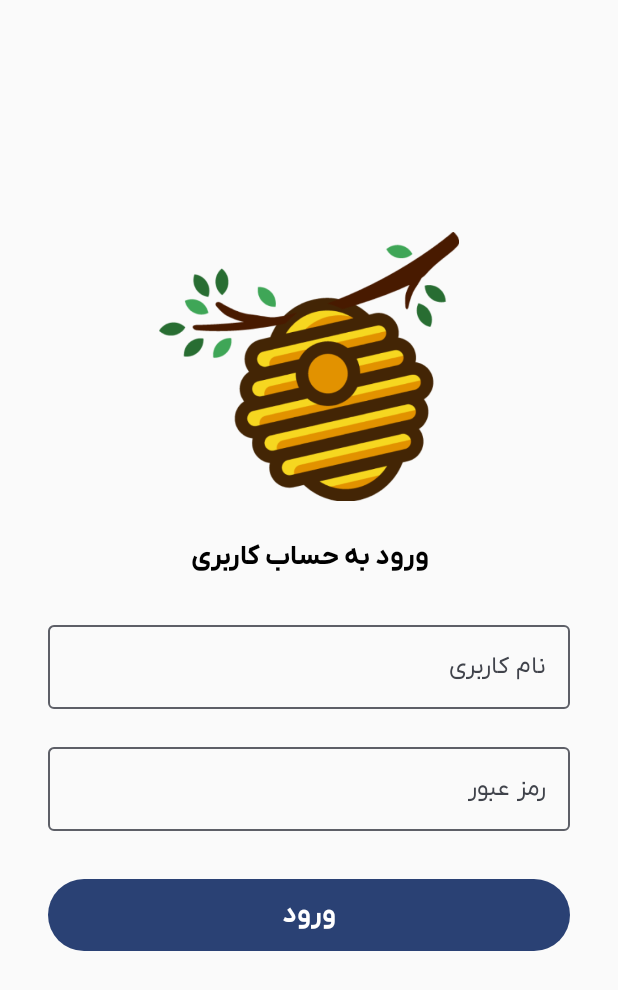
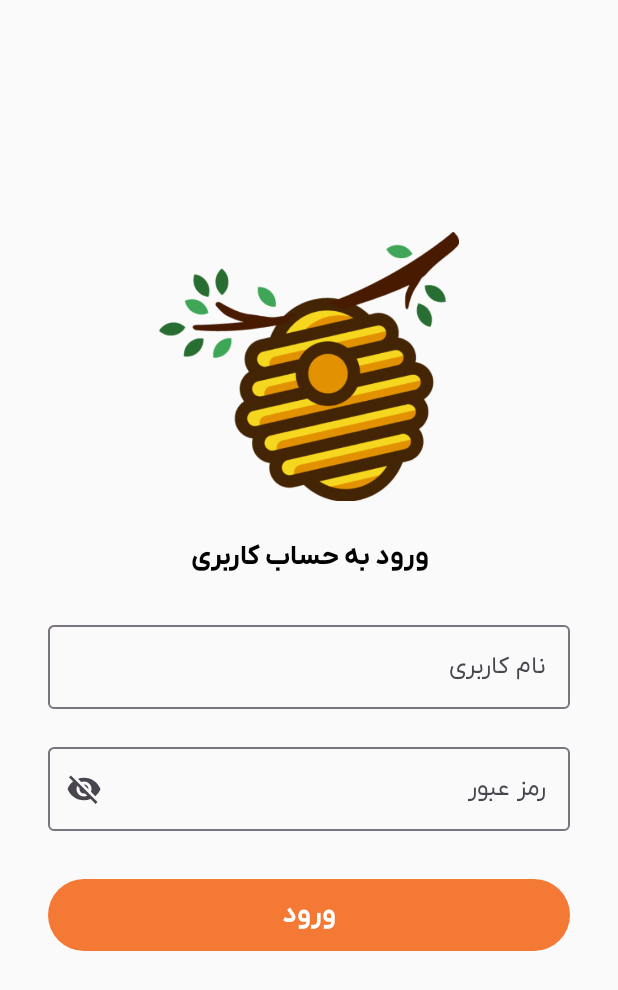
Before and after one commit to Fateme-Aghababaei/ToDoListApp, an Android app built with Jetpack Compose: the screen it shows after launch (MainActivity), on a phone screen of 412 x 824 dp. Shown: the top 990 px of the screen. Run offline under Robolectric (Android 15) with nearby library versions, the light colour scheme and no system bars.

Commit message:
Login screen modified
- Login screen modified (password field)
- color scheme updated

```diff
--- a/TodolistApp/app/build.gradle.kts
+++ b/TodolistApp/app/build.gradle.kts
@@ -75,4 +75,8 @@ dependencies {
     implementation("com.squareup.retrofit2:retrofit:2.9.0")
     implementation("com.squareup.retrofit2:converter-gson:2.9.0")
 
+    implementation("androidx.compose.material:material:1.6.7")
+
+    implementation("androidx.compose.material:material-icons-extended:1.6.7")
+
 }
--- a/TodolistApp/app/src/main/java/com/example/todolist/screens/LoginScreen.kt
+++ b/TodolistApp/app/src/main/java/com/example/todolist/screens/LoginScreen.kt
@@ -10,8 +10,15 @@ import androidx.compose.foundation.layout.fillMaxWidth
 import androidx.compose.foundation.layout.height
 import androidx.compose.foundation.layout.padding
 import androidx.compose.foundation.layout.size
+import androidx.compose.foundation.text.KeyboardOptions
+import androidx.compose.material.icons.Icons
 import androidx.compose.material3.Button
+import androidx.compose.material3.ButtonDefaults
+import androidx.compose.material.icons.filled.Visibility
+import androidx.compose.material.icons.filled.VisibilityOff
 import androidx.compose.material3.Divider
+import androidx.compose.material3.Icon
+import androidx.compose.material3.IconButton
 import androidx.compose.material3.MaterialTheme
 import androidx.compose.material3.OutlinedTextField
 import androidx.compose.material3.Text
@@ -20,6 +27,7 @@ import androidx.compose.runtime.CompositionLocalProvider
 import androidx.compose.runtime.getValue
 import androidx.compose.runtime.mutableStateOf
 import androidx.compose.runtime.remember
+import androidx.compose.runtime.saveable.rememberSaveable
 import androidx.compose.runtime.setValue
 import androidx.compose.ui.Alignment
 import androidx.compose.ui.Modifier
@@ -27,6 +35,9 @@ import androidx.compose.ui.platform.LocalLayoutDirection
 import androidx.compose.ui.res.painterResource
 import androidx.compose.ui.text.TextStyle
 import androidx.compose.ui.text.font.FontWeight
+import androidx.compose.ui.text.input.KeyboardType
+import androidx.compose.ui.text.input.PasswordVisualTransformation
+import androidx.compose.ui.text.input.VisualTransformation
 import androidx.compose.ui.text.style.TextDirection
 import androidx.compose.ui.tooling.preview.Preview
 import androidx.compose.ui.unit.LayoutDirection
@@ -38,6 +49,7 @@ import com.example.todolist.ui.theme.ToDoListTheme
 fun LoginScreen(modifier: Modifier = Modifier) {
     var username by remember { mutableStateOf("") }
     var password by remember { mutableStateOf("") }
+    var passwordVisible by rememberSaveable { mutableStateOf(false) }
 
     CompositionLocalProvider(LocalLayoutDirection provides LayoutDirection.Rtl) {
         Column(
@@ -66,15 +78,14 @@ fun LoginScreen(modifier: Modifier = Modifier) {
                 // Spacer(modifier = Modifier.padding(16.dp))
             }
 
-            Column (
-                modifier = Modifier.padding(16.dp)
-            ) {
+            Column (modifier = Modifier.padding(16.dp)) {
                 OutlinedTextField(
                     value = username,
                     onValueChange = { username = it },
                     label = { Text("نام کاربری") },
                     singleLine = true,
                     modifier = Modifier.padding(16.dp, 8.dp).fillMaxWidth(),
+                    textStyle = TextStyle(textDirection = TextDirection.ContentOrLtr)
                 )
 
 
@@ -84,7 +95,21 @@ fun LoginScreen(modifier: Modifier = Modifier) {
                     label = { Text("رمز عبور") },
                     singleLine = true,
                     modifier = Modifier.padding(16.dp, 8.dp).fillMaxWidth(),
-                    textStyle = TextStyle(textDirection = TextDirection.ContentOrLtr)
+                    textStyle = TextStyle(textDirection = TextDirection.ContentOrLtr),
+                    visualTransformation = if (passwordVisible) VisualTransformation.None else PasswordVisualTransformation(),
+                    keyboardOptions = KeyboardOptions(keyboardType = KeyboardType.Password),
+                    trailingIcon = {
+                        val image = if (passwordVisible)
+                            Icons.Filled.Visibility
+                        else Icons.Filled.VisibilityOff
+
+                        // Please provide localized description for accessibility services
+                        val description = if (passwordVisible) "Hide password" else "Show password"
+
+                        IconButton(onClick = {passwordVisible = !passwordVisible}){
+                            Icon(imageVector  = image, description)
+                        }
+                    }
                 )
             }
 
@@ -94,7 +119,11 @@ fun LoginScreen(modifier: Modifier = Modifier) {
                         .fillMaxWidth()
                         .padding(32.dp, 8.dp)
                         .height(48.dp),
-                    onClick = { /*TODO*/ }
+                    onClick = { /*TODO*/ },
+                    colors = ButtonDefaults.buttonColors(
+                        containerColor = MaterialTheme.colorScheme.primary,
+                        contentColor = MaterialTheme.colorScheme.onPrimary
+                    )
                 ) {
                     Text(
                         text = "ورود",
--- a/TodolistApp/app/src/main/java/com/example/todolist/ui/theme/Color.kt
+++ b/TodolistApp/app/src/main/java/com/example/todolist/ui/theme/Color.kt
@@ -2,10 +2,10 @@ package com.example.todolist.ui.theme
 
 import androidx.compose.ui.graphics.Color
 
-val Purple80 = Color(0xFFD0BCFF)
-val PurpleGrey80 = Color(0xFFCCC2DC)
-val Pink80 = Color(0xFFEFB8C8)
+val Orange80 = Color(0xFFA0522D)
+val Green80 = Color(0xFF2E8B57)
+val Yellow80 = Color(0xFFDAA520 )
 
-val Purple40 = Color(0xFF6650a4)
-val PurpleGrey40 = Color(0xFF625b71)
-val Pink40 = Color(0xFF7D5260)
+val Orange40 = Color(0xFFF47935)
+val Green40 = Color(0xFF3FA657)
+val Yellow40 = Color(0xFFFACD09)
--- a/TodolistApp/app/src/main/java/com/example/todolist/ui/theme/Theme.kt
+++ b/TodolistApp/app/src/main/java/com/example/todolist/ui/theme/Theme.kt
@@ -16,15 +16,15 @@ import androidx.compose.ui.platform.LocalView
 import androidx.core.view.WindowCompat
 
 private val DarkColorScheme = darkColorScheme(
-    primary = Purple80,
-    secondary = PurpleGrey80,
-    tertiary = Pink80
+    primary = Orange80,
+    secondary = Green80,
+    tertiary = Yellow80
 )
 
 private val LightColorScheme = lightColorScheme(
-    primary = Purple40,
-    secondary = PurpleGrey40,
-    tertiary = Pink40
+    primary = Orange40,
+    secondary = Green40,
+    tertiary = Yellow40
 
     /* Other default colors to override
     background = Color(0xFFFFFBFE),
@@ -45,10 +45,10 @@ fun ToDoListTheme(
     content: @Composable () -> Unit
 ) {
     val colorScheme = when {
-        dynamicColor && Build.VERSION.SDK_INT >= Build.VERSION_CODES.S -> {
-            val context = LocalContext.current
-            if (darkTheme) dynamicDarkColorScheme(context) else dynamicLightColorScheme(context)
-        }
+//        dynamicColor && Build.VERSION.SDK_INT >= Build.VERSION_CODES.S -> {
+//            val context = LocalContext.current
+//            if (darkTheme) dynamicDarkColorScheme(context) else dynamicLightColorScheme(context)
+//        }
 
         darkTheme -> DarkColorScheme
         else -> LightColorScheme
```
